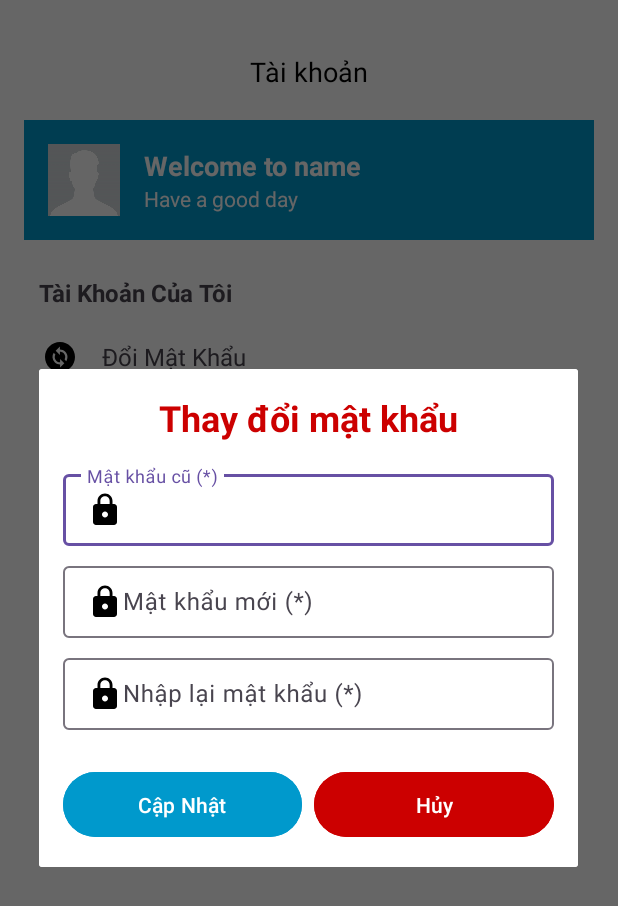
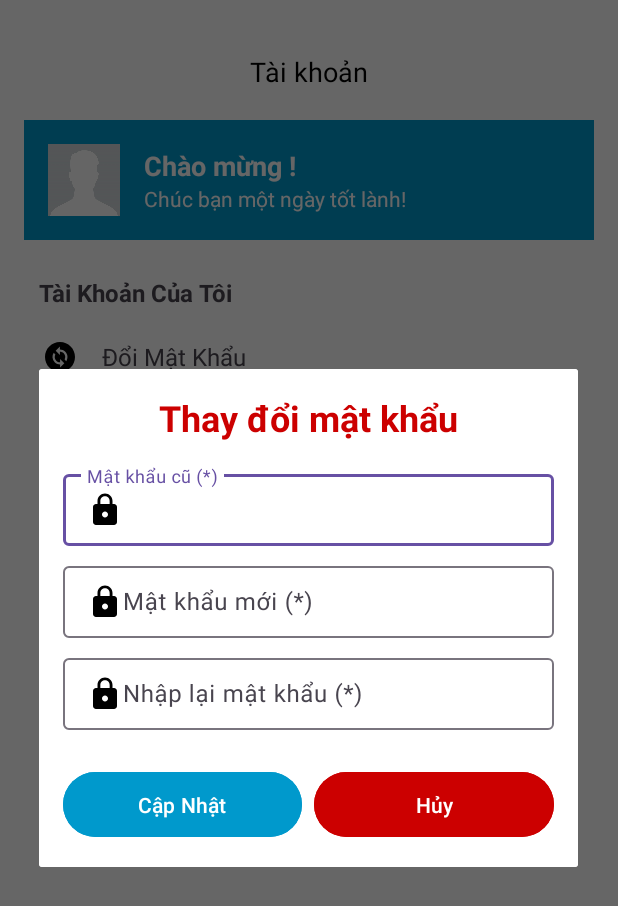
Before and after one commit to sugu1234567/QLy_khachsan, an Android app: the fragment Account_fragment shown on its own in the app's theme, after a tap on "Đổi Mật Khẩu", on a phone screen of 412 x 824 dp. Shown: the top 906 px of the screen. Run offline under Robolectric (Android 15) with nearby library versions, the phone set to English and light mode, and no system bars.

Commit message:
Them hien thi thong tin nguoi dang nhap, phan quyen theo chuc vu, doi mat khau

```diff
--- a/app/src/main/java/com/example/giaodien/Activities/UpdateRoom.java
+++ b/app/src/main/java/com/example/giaodien/Activities/UpdateRoom.java
@@ -77,6 +77,9 @@ public class UpdateRoom extends AppCompatActivity {
                         DataResponse dataResponse = response.body();
                         if(dataResponse.isSuccess()){
                             Toast.makeText(UpdateRoom.this, dataResponse.getMessage(), Toast.LENGTH_SHORT).show();
+                            Intent resultIntent = new Intent();
+                            setResult(Activity.RESULT_OK, resultIntent);
+                            finish();
                         }
                         else{
                             Toast.makeText(UpdateRoom.this, dataResponse.getMessage(), Toast.LENGTH_SHORT).show();
--- a/app/src/main/java/com/example/giaodien/Model/Staff.java
+++ b/app/src/main/java/com/example/giaodien/Model/Staff.java
@@ -25,6 +25,12 @@ public class Staff {
         this.username = username;
         this.password = password;
     }
+
+    public Staff(int staff_id, String password) {
+        this.staff_id = staff_id;
+        this.password = password;
+    }
+
 
     public int getStaff_id() {
         return staff_id;
--- a/app/src/main/java/com/example/giaodien/Service/ApiService.java
+++ b/app/src/main/java/com/example/giaodien/Service/ApiService.java
@@ -4,6 +4,7 @@ import com.example.giaodien.Model.BookingDetailsResponse;
 import com.example.giaodien.Model.BookingRequest;
 import com.example.giaodien.Model.Customers;
 import com.example.giaodien.Model.DataResponse;
+import com.example.giaodien.Model.LoginResponse;
 import com.example.giaodien.Model.Room;
 import com.example.giaodien.Model.Staff;
 
@@ -17,7 +18,7 @@ import retrofit2.http.Query;
 
 public interface ApiService {
     @POST("checkLogin.php")
-    Call<DataResponse> loginUser(@Body Staff staff);
+    Call<LoginResponse> loginUser(@Body Staff staff);
 
     @GET("dataRoom.php")
     Call<List<Room>> getRooms();
@@ -48,4 +49,7 @@ public interface ApiService {
 
     @POST("updateRoom.php")
     Call<DataResponse> updateRoom(@Body Room room);
+
+    @POST("updatePassword.php")
+    Call<DataResponse> updatePassword(@Body Staff staff);
 }
--- a/app/src/main/java/com/example/giaodien/fragment/Account_fragment.java
+++ b/app/src/main/java/com/example/giaodien/fragment/Account_fragment.java
@@ -2,7 +2,9 @@ package com.example.giaodien.fragment;
 
 import android.app.Activity;
 import android.app.AlertDialog;
+import android.content.Context;
 import android.content.Intent;
+import android.content.SharedPreferences;
 import android.os.Bundle;
 import android.view.LayoutInflater;
 import android.view.View;
@@ -17,12 +19,21 @@ import androidx.fragment.app.Fragment;
 
 import com.example.giaodien.Activities.Login;
 import com.example.giaodien.Activities.StaffActivity;
+import com.example.giaodien.Model.DataResponse;
+import com.example.giaodien.Model.Staff;
 import com.example.giaodien.R;
+import com.example.giaodien.Service.ApiService;
+import com.example.giaodien.Service.RetrofitClient;
+
+import retrofit2.Call;
+import retrofit2.Callback;
+import retrofit2.Response;
 
 public class Account_fragment extends Fragment {
-    private TextView tvChangePassword; // Nút đổi mật khẩu
-    private TextView tvEmployeeManagement;
-    private LinearLayout changePassword, logout, staffManager, statistics;
+    private TextView tvWelcomeMessage; // Nút đổi mật khẩu
+    private LinearLayout changePassword, logout, staffManager, statistics, adminFunctions;
+    private ApiService apiService;
+    SharedPreferences sharedPreferences;
     @Override
     public void onCreate(Bundle savedInstanceState) {
         super.onCreate(savedInstanceState);
@@ -33,13 +44,28 @@ public class Account_fragment extends Fragment {
                              Bundle savedInstanceState) {
         // Inflate the layout for this fragment
         View view = inflater.inflate(R.layout.fragment_account, container, false);
+        apiService = RetrofitClient.getClient().create(ApiService.class);
+        sharedPreferences = getContext().getSharedPreferences("Login", Context.MODE_PRIVATE);
         Init(view);
-        // Gọi hàm xử lý đổi mật khẩu khi người dùng nhấn vào nút
+
         setupChangePassword();
-
         setupFragmentStaff();
         logOut();
+        setWelcomeText();
+        decentralization();
         return view;
+    }
+
+    private void decentralization() {
+        String position = sharedPreferences.getString("position", "");
+        if (!position.equals("ADMIN")){
+            adminFunctions.setVisibility(View.GONE);
+        }
+    }
+
+    private void setWelcomeText() {
+        String welcome = sharedPreferences.getString("fullname", "");
+        tvWelcomeMessage.setText("Chào mừng "+welcome+"!");
     }
 
     private void logOut() {
@@ -75,6 +101,8 @@ public class Account_fragment extends Fragment {
 
     // Hàm hiển thị hộp thoại đổi mật khẩu
     private void showChangePasswordDialog() {
+        String currentPassword = sharedPreferences.getString("password", "");
+
         AlertDialog.Builder builder = new AlertDialog.Builder(getContext());
         LayoutInflater inflater = getLayoutInflater();
         View dialogView = inflater.inflate(R.layout.dialog_change_password, null);
@@ -95,12 +123,16 @@ public class Account_fragment extends Fragment {
             String newPassword = etNewPassword.getText().toString();
             String confirmPassword = etConfirmPassword.getText().toString();
 
-            if (newPassword.equals(confirmPassword)) {
-                // TODO: Thêm logic kiểm tra mật khẩu cũ và cập nhật mật khẩu mới
-                Toast.makeText(getContext(), "Mật khẩu đã được cập nhật", Toast.LENGTH_SHORT).show();
-                alertDialog.dismiss();
-            } else {
-                Toast.makeText(getContext(), "Mật khẩu xác nhận không khớp", Toast.LENGTH_SHORT).show();
+            if(oldPassword.equals(currentPassword)){
+                if(newPassword.equals(confirmPassword)){
+                    updatePassword(newPassword, alertDialog);
+                }
+                else{
+                    Toast.makeText(getContext(), "Mật khẩu mới không khớp!", Toast.LENGTH_SHORT).show();
+                }
+            }
+            else{
+                Toast.makeText(getContext(), "Mật khẩu hiện tại không chính xác!", Toast.LENGTH_SHORT).show();
             }
         });
 
@@ -109,12 +141,49 @@ public class Account_fragment extends Fragment {
 
         alertDialog.show();
     }
+
+    private void updatePassword(String newPassword, AlertDialog alertDialog) {
+        int staff_id = sharedPreferences.getInt("staff_id", -1);
+        Staff staff = new Staff(staff_id, newPassword);
+        if(staff_id != -1) {
+            apiService.updatePassword(staff).enqueue(new Callback<DataResponse>() {
+                @Override
+                public void onResponse(Call<DataResponse> call, Response<DataResponse> response) {
+                    if(response.isSuccessful() && response.body()!=null){
+                        DataResponse dataResponse = response.body();
+                        if(response.isSuccessful()){
+                            Toast.makeText(getContext(), dataResponse.getMessage(), Toast.LENGTH_SHORT).show();
+                            SharedPreferences.Editor editor = sharedPreferences.edit();
+                            editor.putString("password", newPassword);
+                            editor.apply();
+                            alertDialog.dismiss();
+                        }
+                        else{
+                            Toast.makeText(getContext(), dataResponse.getMessage(), Toast.LENGTH_SHORT).show();
+                        }
+                    }
+                    else{
+                        Toast.makeText(getContext(), response.message(), Toast.LENGTH_SHORT).show();
+                    }
+                }
+
+                @Override
+                public void onFailure(Call<DataResponse> call, Throwable t) {
+
+                }
+            });
+        }
+        else{
+            Toast.makeText(getContext(), "Thay đổi mật khẩu không thành công!", Toast.LENGTH_SHORT).show();
+        }
+    }
+
     private void Init(View view) {
-        tvChangePassword = view.findViewById(R.id.tvChangePassword);
-        tvEmployeeManagement = view.findViewById(R.id.tvEmployeeManagement);
+        tvWelcomeMessage = view.findViewById(R.id.tvWelcomeMessage);
         changePassword = view.findViewById(R.id.changePassword);
         logout = view.findViewById(R.id.logout);
         staffManager = view.findViewById(R.id.staffManager);
         statistics = view.findViewById(R.id.Statistics);
+        adminFunctions = view.findViewById(R.id.adminFunctions);
     }
 }
--- a/app/src/main/res/layout/fragment_account.xml
+++ b/app/src/main/res/layout/fragment_account.xml
@@ -64,7 +64,7 @@
                 android:id="@+id/tvSubMessage"
                 android:layout_width="wrap_content"
                 android:layout_height="wrap_content"
-                android:text="Have a good day"
+                android:text="Chúc bạn một ngày tốt lành!"
                 android:textColor="@android:color/white"
                 android:textSize="14sp" />
         </LinearLayout>
@@ -135,17 +135,25 @@
     </LinearLayout>
 
     <!-- Các Chức Năng Chính -->
+
+    <!-- Quản Lý Nhân Viên -->
+    <LinearLayout
+        android:id="@+id/adminFunctions"
+        android:layout_width="match_parent"
+        android:layout_height="match_parent"
+        android:orientation="vertical"
+        android:visibility="visible">
+
         <TextView
             android:layout_width="wrap_content"
             android:layout_height="wrap_content"
+            android:layout_marginTop="24dp"
+            android:paddingStart="10dp"
             android:text="Các Chức Năng Chính"
-        android:paddingStart="10dp"
             android:textSize="16sp"
             android:textStyle="bold"
-        android:layout_marginTop="24dp"
             tools:ignore="RtlSymmetry" />
 
-    <!-- Quản Lý Nhân Viên -->
         <LinearLayout
             android:layout_width="match_parent"
             android:layout_height="match_parent"
@@ -197,6 +205,8 @@
 
         </LinearLayout>
 
+    </LinearLayout>
+
     <!-- Thống Kê -->
 
 </LinearLayout>
```
Also changed, not shown: app/src/main/java/com/example/giaodien/Activities/Login.java (+17 -5 lines), app/src/main/java/com/example/giaodien/Model/LoginResponse.java (added, +19 -0 lines). Lines whose indentation alone changed are shown as unchanged.
